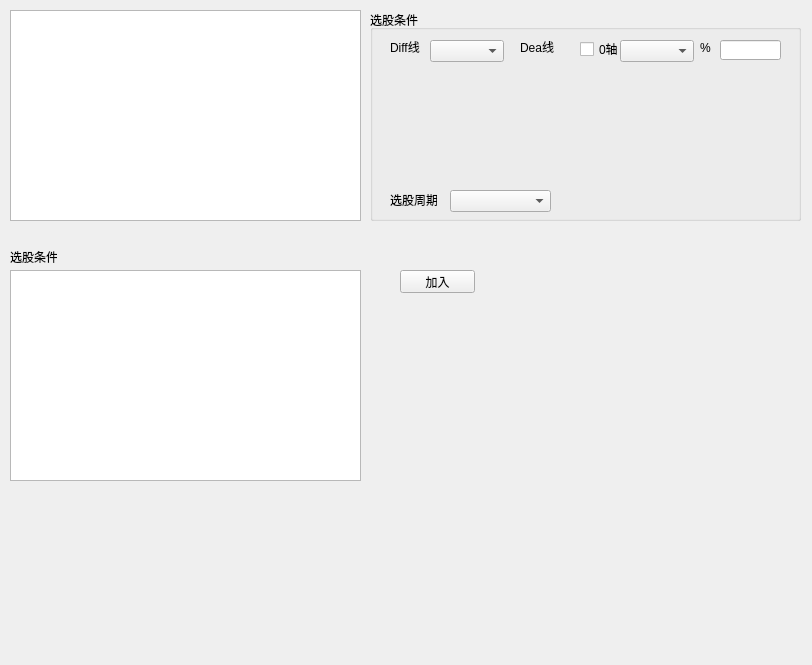
aslucky/StockHelper, file resource/pickup.ui: the form before one commit.
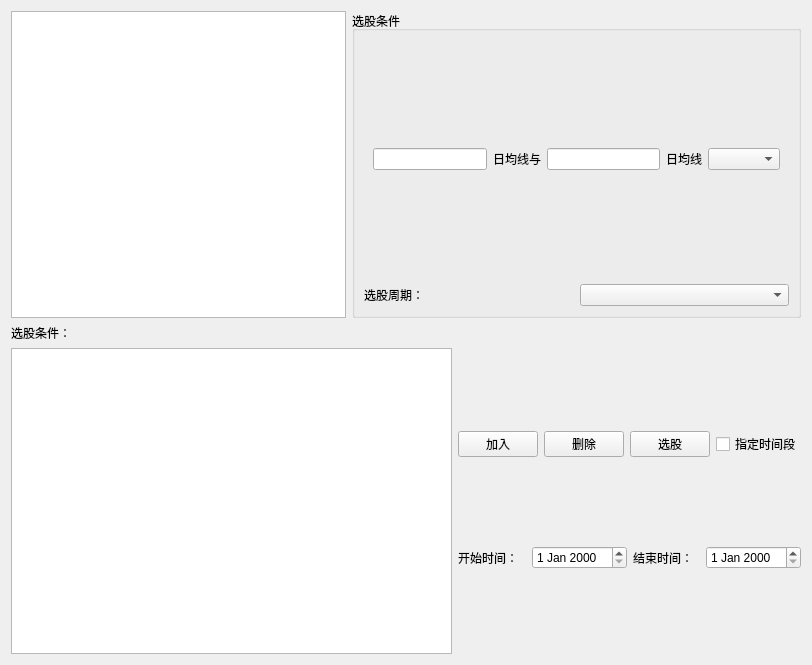
The form after the commit.

Commit message: 增加选股界面，支持组合条件。

Diff of the .ui file:
```diff
--- a/resource/pickup.ui
+++ b/resource/pickup.ui
@@ -13,243 +13,251 @@
   <property name="windowTitle">
    <string>Form</string>
   </property>
-  <widget class="QLabel" name="label_3">
-   <property name="geometry">
-    <rect>
-     <x>10</x>
-     <y>250</y>
-     <width>47</width>
-     <height>13</height>
-    </rect>
-   </property>
-   <property name="text">
-    <string>选股条件：</string>
-   </property>
-  </widget>
-  <widget class="QPushButton" name="pb_add">
-   <property name="geometry">
-    <rect>
-     <x>400</x>
-     <y>270</y>
-     <width>75</width>
-     <height>23</height>
-    </rect>
-   </property>
-   <property name="text">
-    <string>加入</string>
-   </property>
-  </widget>
-  <widget class="QListView" name="listView_pickupType">
-   <property name="geometry">
-    <rect>
-     <x>10</x>
-     <y>10</y>
-     <width>351</width>
-     <height>211</height>
-    </rect>
-   </property>
-  </widget>
-  <widget class="QGroupBox" name="groupBox">
-   <property name="geometry">
-    <rect>
-     <x>370</x>
-     <y>10</y>
-     <width>431</width>
-     <height>211</height>
-    </rect>
-   </property>
-   <property name="title">
-    <string>选股条件</string>
-   </property>
-   <widget class="QComboBox" name="comboBox_period">
-    <property name="geometry">
-     <rect>
-      <x>80</x>
-      <y>180</y>
-      <width>101</width>
-      <height>22</height>
-     </rect>
-    </property>
-   </widget>
-   <widget class="QLabel" name="label_4">
-    <property name="geometry">
-     <rect>
-      <x>20</x>
-      <y>180</y>
-      <width>47</width>
-      <height>20</height>
-     </rect>
-    </property>
-    <property name="text">
-     <string>选股周期：</string>
-    </property>
-   </widget>
-   <widget class="QStackedWidget" name="stackedWidget">
-    <property name="geometry">
-     <rect>
-      <x>10</x>
-      <y>20</y>
-      <width>411</width>
-      <height>141</height>
-     </rect>
-    </property>
-    <property name="currentIndex">
-     <number>1</number>
-    </property>
-    <widget class="QWidget" name="page">
-     <widget class="QComboBox" name="comboBox_maCondition">
-      <property name="geometry">
-       <rect>
-        <x>260</x>
-        <y>20</y>
-        <width>111</width>
-        <height>22</height>
-       </rect>
-      </property>
-     </widget>
-     <widget class="QLabel" name="label_2">
-      <property name="geometry">
-       <rect>
-        <x>210</x>
-        <y>20</y>
-        <width>47</width>
-        <height>20</height>
-       </rect>
-      </property>
-      <property name="text">
-       <string>日均线</string>
-      </property>
-     </widget>
-     <widget class="QLineEdit" name="lineEdit_ma2">
-      <property name="geometry">
-       <rect>
-        <x>140</x>
-        <y>20</y>
-        <width>61</width>
-        <height>20</height>
-       </rect>
-      </property>
-     </widget>
-     <widget class="QLabel" name="label">
-      <property name="geometry">
-       <rect>
-        <x>80</x>
-        <y>20</y>
-        <width>47</width>
-        <height>20</height>
-       </rect>
-      </property>
-      <property name="text">
-       <string>日均线与</string>
-      </property>
-     </widget>
-     <widget class="QLineEdit" name="lineEdit_ma1">
-      <property name="geometry">
-       <rect>
-        <x>10</x>
-        <y>20</y>
-        <width>61</width>
-        <height>20</height>
-       </rect>
-      </property>
-     </widget>
+  <layout class="QVBoxLayout" name="verticalLayout_3">
+   <item>
+    <layout class="QHBoxLayout" name="horizontalLayout_4">
+     <item>
+      <widget class="QListWidget" name="listWidget_condition">
+       <property name="font">
+        <font>
+         <pointsize>9</pointsize>
+        </font>
+       </property>
+      </widget>
+     </item>
+     <item>
+      <widget class="QGroupBox" name="groupBox">
+       <property name="font">
+        <font>
+         <pointsize>9</pointsize>
+        </font>
+       </property>
+       <property name="title">
+        <string>选股条件</string>
+       </property>
+       <layout class="QVBoxLayout" name="verticalLayout">
+        <item>
+         <widget class="QStackedWidget" name="stackedWidget">
+          <property name="currentIndex">
+           <number>0</number>
+          </property>
+          <widget class="QWidget" name="page_ma">
+           <layout class="QHBoxLayout" name="horizontalLayout">
+            <item>
+             <widget class="QLineEdit" name="lineEdit_ma1"/>
+            </item>
+            <item>
+             <widget class="QLabel" name="label">
+              <property name="text">
+               <string>日均线与</string>
+              </property>
+             </widget>
+            </item>
+            <item>
+             <widget class="QLineEdit" name="lineEdit_ma2"/>
+            </item>
+            <item>
+             <widget class="QLabel" name="label_2">
+              <property name="text">
+               <string>日均线</string>
+              </property>
+             </widget>
+            </item>
+            <item>
+             <widget class="QComboBox" name="comboBox_maCondition"/>
+            </item>
+           </layout>
+          </widget>
+          <widget class="QWidget" name="page_macd">
+           <layout class="QHBoxLayout" name="horizontalLayout_2">
+            <item>
+             <widget class="QLabel" name="label_5">
+              <property name="text">
+               <string>Diff线</string>
+              </property>
+             </widget>
+            </item>
+            <item>
+             <widget class="QComboBox" name="comboBox_macdCond"/>
+            </item>
+            <item>
+             <widget class="QLabel" name="label_6">
+              <property name="text">
+               <string>Dea线</string>
+              </property>
+             </widget>
+            </item>
+            <item>
+             <widget class="QCheckBox" name="checkBox">
+              <property name="text">
+               <string>0轴</string>
+              </property>
+             </widget>
+            </item>
+            <item>
+             <widget class="QComboBox" name="comboBox_position"/>
+            </item>
+            <item>
+             <widget class="QLabel" name="label_7">
+              <property name="text">
+               <string>%</string>
+              </property>
+             </widget>
+            </item>
+            <item>
+             <widget class="QLineEdit" name="lineEdit_percent"/>
+            </item>
+           </layout>
+          </widget>
+         </widget>
+        </item>
+        <item>
+         <layout class="QHBoxLayout" name="horizontalLayout_3">
+          <item>
+           <widget class="QLabel" name="label_4">
+            <property name="text">
+             <string>选股周期：</string>
+            </property>
+           </widget>
+          </item>
+          <item>
+           <widget class="QComboBox" name="comboBox_period"/>
+          </item>
+         </layout>
+        </item>
+       </layout>
+      </widget>
+     </item>
+    </layout>
+   </item>
+   <item>
+    <widget class="QLabel" name="label_3">
+     <property name="font">
+      <font>
+       <pointsize>9</pointsize>
+      </font>
+     </property>
+     <property name="text">
+      <string>选股条件：</string>
+     </property>
     </widget>
-    <widget class="QWidget" name="page_2">
-     <widget class="QLabel" name="label_5">
-      <property name="geometry">
-       <rect>
-        <x>10</x>
-        <y>10</y>
-        <width>47</width>
-        <height>13</height>
-       </rect>
-      </property>
-      <property name="text">
-       <string>Diff线</string>
-      </property>
-     </widget>
-     <widget class="QComboBox" name="comboBox">
-      <property name="geometry">
-       <rect>
-        <x>50</x>
-        <y>10</y>
-        <width>74</width>
-        <height>22</height>
-       </rect>
-      </property>
-     </widget>
-     <widget class="QLabel" name="label_6">
-      <property name="geometry">
-       <rect>
-        <x>140</x>
-        <y>10</y>
-        <width>47</width>
-        <height>13</height>
-       </rect>
-      </property>
-      <property name="text">
-       <string>Dea线</string>
-      </property>
-     </widget>
-     <widget class="QCheckBox" name="checkBox">
-      <property name="geometry">
-       <rect>
-        <x>200</x>
-        <y>10</y>
-        <width>51</width>
-        <height>18</height>
-       </rect>
-      </property>
-      <property name="text">
-       <string>0轴</string>
-      </property>
-     </widget>
-     <widget class="QComboBox" name="comboBox_2">
-      <property name="geometry">
-       <rect>
-        <x>240</x>
-        <y>10</y>
-        <width>74</width>
-        <height>22</height>
-       </rect>
-      </property>
-     </widget>
-     <widget class="QLabel" name="label_7">
-      <property name="geometry">
-       <rect>
-        <x>320</x>
-        <y>10</y>
-        <width>21</width>
-        <height>16</height>
-       </rect>
-      </property>
-      <property name="text">
-       <string>%</string>
-      </property>
-     </widget>
-     <widget class="QLineEdit" name="lineEdit">
-      <property name="geometry">
-       <rect>
-        <x>340</x>
-        <y>10</y>
-        <width>61</width>
-        <height>20</height>
-       </rect>
-      </property>
-     </widget>
-    </widget>
-   </widget>
-  </widget>
-  <widget class="QListView" name="listView_pickupCondition">
-   <property name="geometry">
-    <rect>
-     <x>10</x>
-     <y>270</y>
-     <width>351</width>
-     <height>211</height>
-    </rect>
-   </property>
-  </widget>
+   </item>
+   <item>
+    <layout class="QHBoxLayout" name="horizontalLayout_7">
+     <item>
+      <widget class="QListWidget" name="listWidget_pickupConds">
+       <property name="font">
+        <font>
+         <pointsize>9</pointsize>
+        </font>
+       </property>
+      </widget>
+     </item>
+     <item>
+      <layout class="QVBoxLayout" name="verticalLayout_2">
+       <item>
+        <layout class="QHBoxLayout" name="horizontalLayout_5">
+         <item>
+          <widget class="QPushButton" name="pb_add">
+           <property name="font">
+            <font>
+             <pointsize>9</pointsize>
+            </font>
+           </property>
+           <property name="text">
+            <string>加入</string>
+           </property>
+          </widget>
+         </item>
+         <item>
+          <widget class="QPushButton" name="pb_delete">
+           <property name="font">
+            <font>
+             <pointsize>9</pointsize>
+            </font>
+           </property>
+           <property name="text">
+            <string>删除</string>
+           </property>
+          </widget>
+         </item>
+         <item>
+          <widget class="QPushButton" name="pb_pickup">
+           <property name="font">
+            <font>
+             <pointsize>9</pointsize>
+            </font>
+           </property>
+           <property name="text">
+            <string>选股</string>
+           </property>
+          </widget>
+         </item>
+         <item>
+          <widget class="QCheckBox" name="checkBox_specificDate">
+           <property name="font">
+            <font>
+             <pointsize>9</pointsize>
+            </font>
+           </property>
+           <property name="text">
+            <string>指定时间段</string>
+           </property>
+          </widget>
+         </item>
+        </layout>
+       </item>
+       <item>
+        <layout class="QHBoxLayout" name="horizontalLayout_6">
+         <item>
+          <widget class="QLabel" name="label_8">
+           <property name="font">
+            <font>
+             <pointsize>9</pointsize>
+            </font>
+           </property>
+           <property name="text">
+            <string>开始时间：</string>
+           </property>
+          </widget>
+         </item>
+         <item>
+          <widget class="QDateEdit" name="dateEdit">
+           <property name="font">
+            <font>
+             <pointsize>9</pointsize>
+            </font>
+           </property>
+          </widget>
+         </item>
+         <item>
+          <widget class="QLabel" name="label_9">
+           <property name="font">
+            <font>
+             <pointsize>9</pointsize>
+            </font>
+           </property>
+           <property name="text">
+            <string>结束时间：</string>
+           </property>
+          </widget>
+         </item>
+         <item>
+          <widget class="QDateEdit" name="dateEdit_2">
+           <property name="font">
+            <font>
+             <pointsize>9</pointsize>
+            </font>
+           </property>
+          </widget>
+         </item>
+        </layout>
+       </item>
+      </layout>
+     </item>
+    </layout>
+   </item>
+  </layout>
  </widget>
  <resources/>
  <connections/>
```
Left out of the diff: 73 changed lines with no effect on the pictures. The commit also changes 4 other files.
